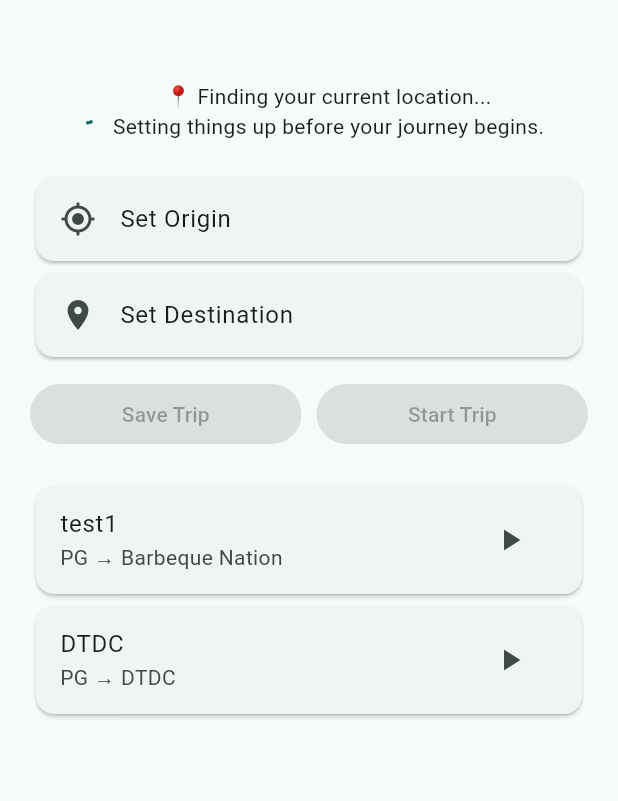
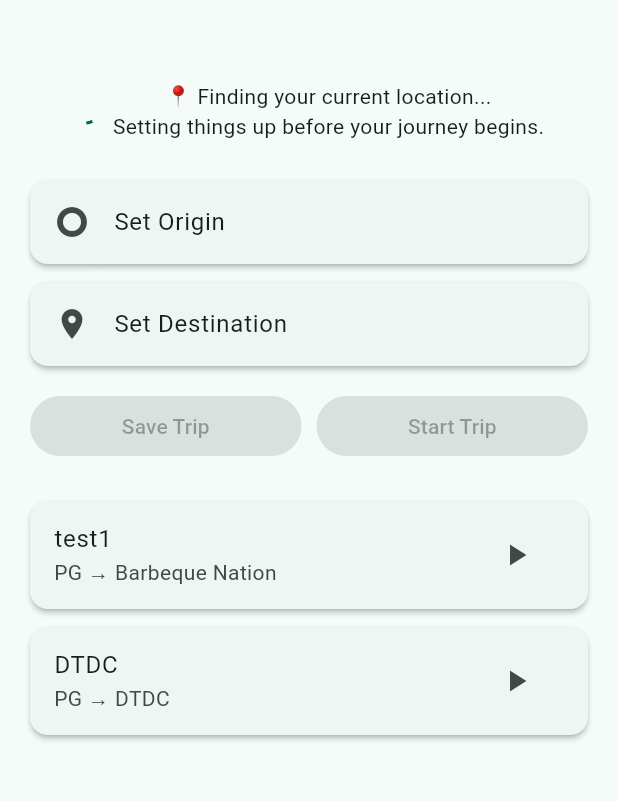
Before and after one commit to Swagnik02/Next-Stop, a Flutter app: the screen it shows after launch, on a phone screen of 412 x 824 dp, the part 63-864 px from its top. Run offline on Flutter 3.47's test engine with Material 3 defaults, Android fonts, the phone set to English and light mode, and no system bars; our stand-ins replace flutter_riverpod, geolocator, permission_handler.

Commit message:
used reusable ActionCard for bg shadow

```diff
--- /dev/null
+++ b/lib/core/widgets/action_card.dart
@@ -0,0 +1,35 @@
+import 'package:flutter/material.dart';
+
+class ActionCard extends StatelessWidget {
+  final Widget? leading;
+  final Widget title;
+  final Widget? subtitle;
+  final Widget? trailing;
+  final VoidCallback? onTap;
+
+  const ActionCard({
+    super.key,
+    required this.title,
+    this.leading,
+    this.subtitle,
+    this.trailing,
+    this.onTap,
+  });
+
+  @override
+  Widget build(BuildContext context) {
+    return Card(
+      elevation: 1.5,
+      margin: const EdgeInsets.symmetric(vertical: 6),
+      shape: RoundedRectangleBorder(borderRadius: BorderRadius.circular(12)),
+      clipBehavior: Clip.antiAlias,
+      child: ListTile(
+        leading: leading,
+        title: title,
+        subtitle: subtitle,
+        trailing: trailing,
+        onTap: onTap,
+      ),
+    );
+  }
+}
--- a/lib/features/journey/widgets/saved_trips_list.dart
+++ b/lib/features/journey/widgets/saved_trips_list.dart
@@ -1,4 +1,5 @@
 import 'package:flutter/material.dart';
+import 'package:next_stop/core/widgets/action_card.dart';
 import '../models/trip_model.dart';
 
 class SavedTripsList extends StatelessWidget {
@@ -21,8 +22,7 @@ class SavedTripsList extends StatelessWidget {
         itemBuilder: (context, index) {
           final trip = trips[index];
 
-          return Card(
-            child: ListTile(
+          return ActionCard(
             title: Text(trip.name),
             subtitle: Text(
               "${trip.origin?.displayName} → ${trip.destination?.displayName}",
@@ -32,7 +32,6 @@ class SavedTripsList extends StatelessWidget {
               onPressed: () => onStart(trip),
             ),
             onTap: () => onSelect(trip),
-            ),
           );
         },
       ),
--- a/lib/features/journey/widgets/trip_builder_card.dart
+++ b/lib/features/journey/widgets/trip_builder_card.dart
@@ -1,5 +1,6 @@
 import 'package:flutter/material.dart';
-import '../models/waypoint_model.dart';
+import 'package:next_stop/core/widgets/action_card.dart';
+import 'package:next_stop/features/journey/models/waypoint_model.dart';
 
 class TripBuilderCard extends StatelessWidget {
   final Waypoint? origin;
@@ -23,20 +24,16 @@ class TripBuilderCard extends StatelessWidget {
   Widget build(BuildContext context) {
     return Column(
       children: [
-        Card(
-          child: ListTile(
-            title: Text(origin?.displayName ?? "Set Origin"),
-            leading: const Icon(Icons.my_location),
-            onTap: onOriginTap,
-          ),
+        ActionCard(
+          leading: const Icon(Icons.trip_origin),
+          title: Text(origin?.displayName ?? "Set Origin"),
+          onTap: onOriginTap,
         ),
 
-        Card(
-          child: ListTile(
-            title: Text(destination?.displayName ?? "Set Destination"),
-            leading: const Icon(Icons.place),
-            onTap: onDestinationTap,
-          ),
+        ActionCard(
+          leading: const Icon(Icons.place),
+          title: Text(destination?.displayName ?? "Set Destination"),
+          onTap: onDestinationTap,
         ),
 
         const SizedBox(height: 10),
```
Lines whose indentation alone changed are shown as unchanged.
